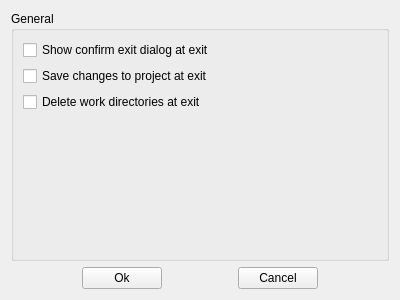
Above: titan/ui/settings.ui from Fijishi-Enterprises/GENO-Energy-Optimization before the change. Below: the same form after it.
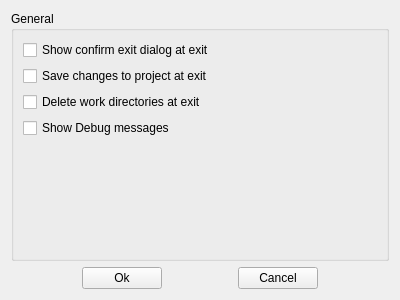
That is the form after the change.

Commit message: Feature #237 resolved: Debug checkbox moved to Settings

What changed in the file:
```diff
--- a/titan/ui/settings.ui
+++ b/titan/ui/settings.ui
@@ -92,6 +92,16 @@
         </property>
        </widget>
       </item>
+      <item>
+       <widget class="QCheckBox" name="checkBox_debug">
+        <property name="toolTip">
+         <string>&lt;html&gt;&lt;head/&gt;&lt;body&gt;&lt;p&gt;Shows Sceleton debug messages in console. Error messages are shown anyway.&lt;/p&gt;&lt;/body&gt;&lt;/html&gt;</string>
+        </property>
+        <property name="text">
+         <string>Show Debug messages</string>
+        </property>
+       </widget>
+      </item>
       <item>
        <spacer name="verticalSpacer">
         <property name="orientation">
```
The commit also changes 6 other files.
